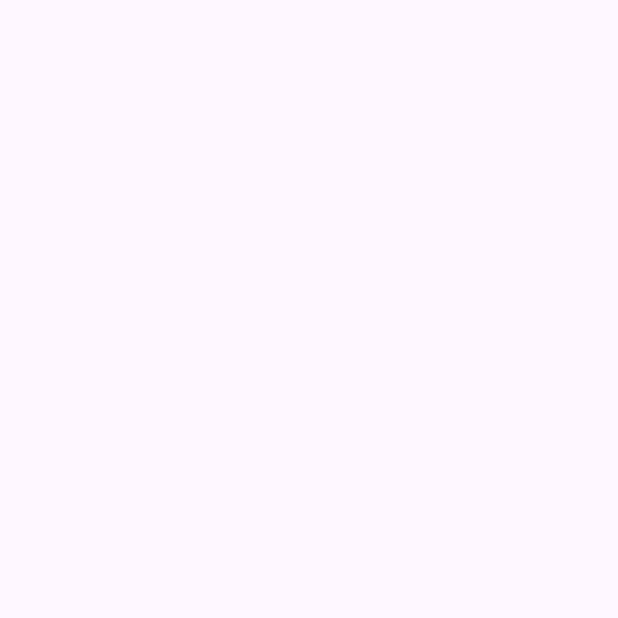
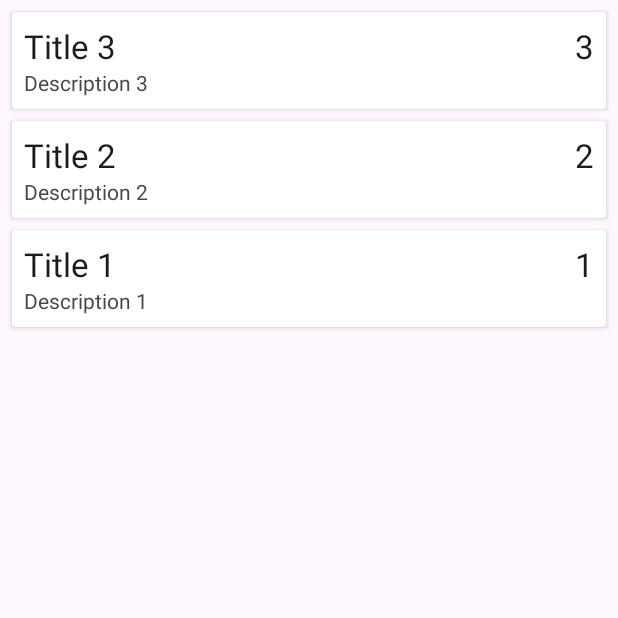
Before and after one commit to bhaskar-jyotidutta/NoteApp, an Android app: the screen it shows after launch (MainActivity), on a phone screen of 412 x 824 dp, the top half of it. Before the commit the part shown is empty. Run offline under Robolectric (Android 15) with nearby library versions, the phone set to English and light mode, and no system bars; our stand-ins replace Room's generated code.

Commit message:
All component added, default three notes visible

```diff
--- a/app/src/main/java/com/example/architectureexample/MainActivity.java
+++ b/app/src/main/java/com/example/architectureexample/MainActivity.java
@@ -4,8 +4,11 @@ import androidx.appcompat.app.AppCompatActivity;
 import androidx.lifecycle.Observer;
 import androidx.lifecycle.ViewModelProvider;
 import androidx.lifecycle.ViewModelProviderGetKt;
+import androidx.recyclerview.widget.LinearLayoutManager;
+import androidx.recyclerview.widget.RecyclerView;
 
 import android.os.Bundle;
+import android.widget.Toast;
 
 import java.util.List;
 
@@ -18,11 +21,26 @@ public class MainActivity extends AppCompatActivity {
         super.onCreate(savedInstanceState);
         setContentView(R.layout.activity_main);
 
+        RecyclerView recyclerView = findViewById(R.id.recycler_view);
+        recyclerView.setLayoutManager(new LinearLayoutManager(this));
+        recyclerView.setHasFixedSize(true);
+
+        NoteAdapter adapter = new NoteAdapter();
+        recyclerView.setAdapter(adapter);
+
+        /*instantiating ViewModel. We don't call new NoteViewModel() because it will then create a instance with every activity
+        * . Instead we have to ask Android because Android know when to create a new instance or when to give
+        * already created instance*/
+
+        /*With the keyword this the ViewModel knows with which activity is has scope. When this activity will
+        destroy then Android will destroy this ViewModel also*/
         noteViewModel = new ViewModelProvider(this).get(NoteViewModel.class);
+
+        /*Here observe() is LiveData method*/
         noteViewModel.getAllNotes().observe(this, new Observer<List<Note>>() {
             @Override
             public void onChanged(List<Note> notes) {
-
+               adapter.setNotes(notes);
             }
         });
 
--- /dev/null
+++ b/app/src/main/java/com/example/architectureexample/NoteAdapter.java
@@ -0,0 +1,64 @@
+package com.example.architectureexample;
+
+import android.view.LayoutInflater;
+import android.view.View;
+import android.view.ViewGroup;
+import android.widget.TextView;
+
+import androidx.annotation.NonNull;
+import androidx.recyclerview.widget.RecyclerView;
+
+import java.util.ArrayList;
+import java.util.List;
+
+public class NoteAdapter extends RecyclerView.Adapter<NoteAdapter.NoteHolder>{
+
+    private List<Note> notes = new ArrayList<>();
+
+    @NonNull
+    @Override
+    public NoteHolder onCreateViewHolder(@NonNull ViewGroup parent, int viewType) {
+        /*Here parent ie the ViewGroup is the RecyclerView itself.
+         From this we are getting the context of the main activity*/
+        View itemView = LayoutInflater.from(parent.getContext()).inflate(R.layout.note_item, parent, false);
+        return new NoteHolder(itemView);
+
+    }
+
+    @Override
+    public void onBindViewHolder(@NonNull NoteHolder holder, int position) {
+
+        Note currentNote = notes.get(position);
+        holder.textViewTitle.setText(currentNote.getTitle());
+        holder.textViewDescription.setText(currentNote.getDescription());
+        holder.textViewPriority.setText(String.valueOf(currentNote.getPriority()));
+
+    }
+
+    /*Here we have to return how many items we want to display in the recyclerView*/
+    @Override
+    public int getItemCount() {
+        return notes.size();
+    }
+
+    public void setNotes(List<Note> notes){
+        this.notes = notes;
+        notifyDataSetChanged();
+    }
+
+    class NoteHolder extends RecyclerView.ViewHolder{
+        private TextView textViewTitle;
+        private TextView textViewDescription;
+        private TextView textViewPriority;
+
+        public NoteHolder(@NonNull View itemView) {
+            super(itemView);
+
+            textViewTitle = itemView.findViewById(R.id.text_view_title);
+            textViewDescription = itemView.findViewById(R.id.text_view_description);
+            textViewPriority = itemView.findViewById(R.id.text_view_priority);
+
+        }
+    }
+
+}
--- a/app/src/main/res/layout/activity_main.xml
+++ b/app/src/main/res/layout/activity_main.xml
@@ -1,7 +1,16 @@
 <?xml version="1.0" encoding="utf-8"?>
-<androidx.constraintlayout.widget.ConstraintLayout xmlns:android="http://schemas.android.com/apk/res/android"
+<androidx.coordinatorlayout.widget.CoordinatorLayout
+    xmlns:android="http://schemas.android.com/apk/res/android"
     xmlns:app="http://schemas.android.com/apk/res-auto"
     xmlns:tools="http://schemas.android.com/tools"
     android:layout_width="match_parent"
     android:layout_height="match_parent"
-    tools:context=".MainActivity"/>
+    tools:context=".MainActivity">
+
+    <androidx.recyclerview.widget.RecyclerView
+        android:id="@+id/recycler_view"
+        android:layout_width="match_parent"
+        android:layout_height="match_parent"
+        tools:listitem="@layout/note_item"/>
+
+</androidx.coordinatorlayout.widget.CoordinatorLayout>
--- /dev/null
+++ b/app/src/main/res/layout/note_item.xml
@@ -0,0 +1,43 @@
+<?xml version="1.0" encoding="utf-8"?>
+<androidx.cardview.widget.CardView xmlns:android="http://schemas.android.com/apk/res/android"
+    android:layout_width="match_parent"
+    android:layout_height="wrap_content"
+    android:layout_marginStart="8dp"
+    android:layout_marginTop="8dp"
+    android:layout_marginEnd="8dp">
+
+    <RelativeLayout
+        android:layout_width="wrap_content"
+        android:layout_height="wrap_content"
+        android:padding="8dp">
+
+        <TextView
+            android:id="@+id/text_view_priority"
+            android:layout_width="wrap_content"
+            android:layout_height="wrap_content"
+            android:layout_alignParentEnd="true"
+            android:text="1"
+            android:textAppearance="@style/TextAppearance.AppCompat.Large" />
+
+        <TextView
+            android:id="@+id/text_view_title"
+            android:layout_width="wrap_content"
+            android:layout_height="wrap_content"
+            android:text="Title"
+            android:textAppearance="@style/TextAppearance.AppCompat.Large"
+            android:maxLines="1"
+            android:layout_toStartOf="@+id/text_view_priority"
+            android:ellipsize="end"
+            android:layout_alignParentStart="true"/>
+
+        <TextView
+            android:id="@+id/text_view_description"
+            android:layout_width="wrap_content"
+            android:layout_height="wrap_content"
+            android:layout_below="@+id/text_view_title"
+            android:text="Description"
+            />
+
+    </RelativeLayout>
+
+</androidx.cardview.widget.CardView>
```
